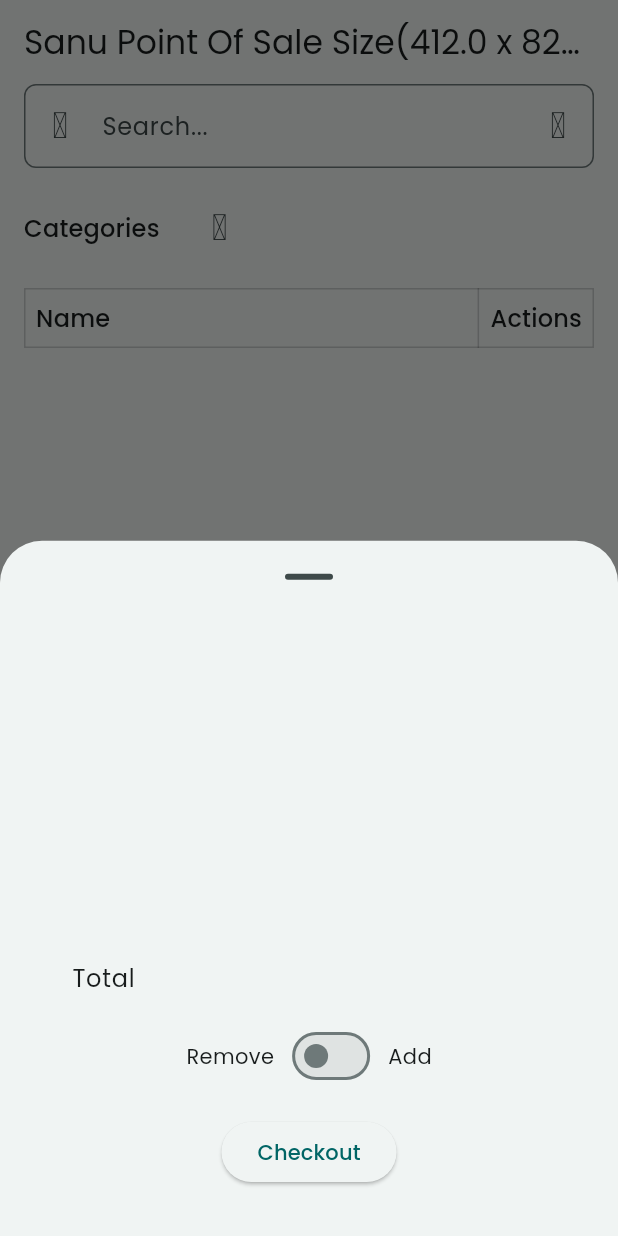
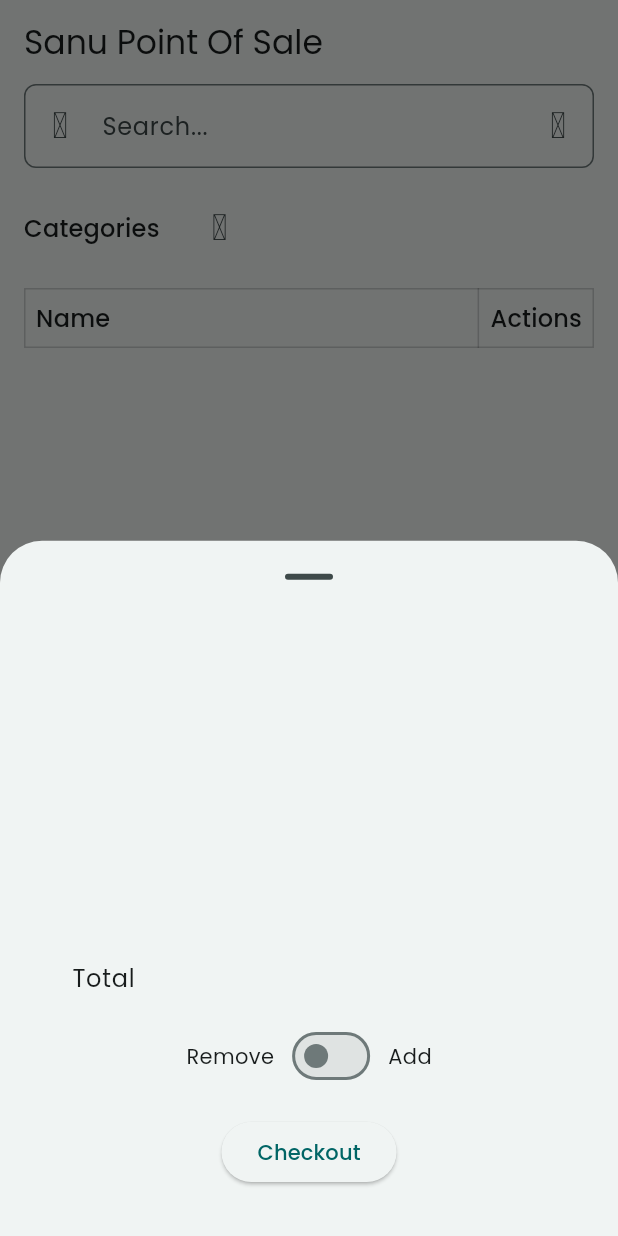
Before and after one commit to gadegbe/sanu-mobile-flutter, a Flutter app: the CategoriesPage screen opened by its route, after a tap on an icon or button, on a phone screen of 412 x 824 dp. Run offline on Flutter 3.47's test engine with Material 3 defaults, Android fonts, the light colour scheme and no system bars; our stand-ins replace bloc, csv, decimal, drift, drift_flutter, equatable and 5 more; missing offline and left inert: file_saver; accounts and stored records are empty; generated files the repository leaves out were written again.

Commit message:
Refactor launch configurations, update iOS Info.plist for encryption settings, and enhance debug mode handling in UI components

```diff
--- a/lib/ui/app/view/app.dart
+++ b/lib/ui/app/view/app.dart
@@ -4,6 +4,7 @@
 import 'package:sanu/l10n/l10n.dart';
 import 'package:sanu/ui/cart/cubit/transaction_cubit.dart';
 import 'package:sanu/ui/category/cubit/category_cubit.dart';
+import 'package:sanu/ui/core/const.dart';
 import 'package:sanu/ui/core/databases/database.dart';
 import 'package:sanu/ui/core/routers/router.dart';
 import 'package:sanu/ui/item/cubit/item_cubit.dart';
@@ -58,6 +59,7 @@
             localizationsDelegates: AppLocalizations.localizationsDelegates,
             supportedLocales: state.locales,
             locale: state.locale,
+            debugShowCheckedModeBanner: AppConfig.isDebugModeActive,
           );
         },
       ),
--- a/lib/ui/category/pages/categories_page.dart
+++ b/lib/ui/category/pages/categories_page.dart
@@ -1,4 +1,3 @@
-import 'package:flutter/foundation.dart';
 import 'package:flutter/material.dart';
 import 'package:flutter_bloc/flutter_bloc.dart';
 import 'package:material_symbols_icons/symbols.dart';
@@ -6,6 +5,7 @@
 import 'package:sanu/ui/category/cubit/category_cubit.dart';
 import 'package:sanu/ui/category/cubit/category_state.dart';
 import 'package:sanu/ui/category/widgets/category_update_widget.dart';
+import 'package:sanu/ui/core/const.dart';
 import 'package:sanu/ui/core/extensions/context_layout_extension.dart';
 import 'package:sanu/ui/core/utils/crud_utils.dart';
 
@@ -64,7 +64,7 @@
                   icon: const Icon(Symbols.add),
                 ),
                 const Spacer(),
-                if (kDebugMode) ...[
+                if (AppConfig.isDebugModeActive) ...[
                   IconButton(
                     onPressed: () {
                       context.read<CategoryCubit>().dropItemCategoryTable();
--- a/lib/ui/core/const.dart
+++ b/lib/ui/core/const.dart
@@ -1,3 +1,4 @@
 abstract class AppConfig {
   static const String appName = 'Sanu Point Of Sale';
+  static const isDebugModeActive = false;
 }
--- a/lib/ui/home/pages/app_shell.dart
+++ b/lib/ui/home/pages/app_shell.dart
@@ -38,7 +38,9 @@
       child: Scaffold(
         appBar: AppBar(
           title: Text(
-            '${AppConfig.appName} Size(${context.mediaQuery.size.width} x ${context.mediaQuery.size.height})',
+            AppConfig.isDebugModeActive
+                ? '${AppConfig.appName} Size(${context.mediaQuery.size.width} x ${context.mediaQuery.size.height})'
+                : AppConfig.appName,
           ),
         ),
         floatingActionButton: context.showCartWidget || items[selectedIndex] != MenuItem.dashboard
--- a/lib/ui/item/pages/items_page.dart
+++ b/lib/ui/item/pages/items_page.dart
@@ -9,6 +9,7 @@
 import 'package:material_symbols_icons/material_symbols_icons.dart';
 import 'package:sanu/l10n/l10n.dart';
 import 'package:sanu/ui/category/cubit/category_cubit.dart';
+import 'package:sanu/ui/core/const.dart';
 import 'package:sanu/ui/core/extensions/context_extension.dart';
 import 'package:sanu/ui/core/extensions/context_layout_extension.dart';
 import 'package:sanu/ui/core/extensions/decimal_extension.dart';
@@ -75,7 +76,7 @@
                   icon: const Icon(Symbols.add),
                 ),
                 const Spacer(),
-                if (kDebugMode) ...[
+                if (AppConfig.isDebugModeActive) ...[
                   IconButton(
                     onPressed: () {
                       context.read<ItemCubit>().dropItemTable();
```
Also changed, not shown: lib/ui/item/widgets/item_selector_widget.dart (+7 -7 lines), 1 other file.
